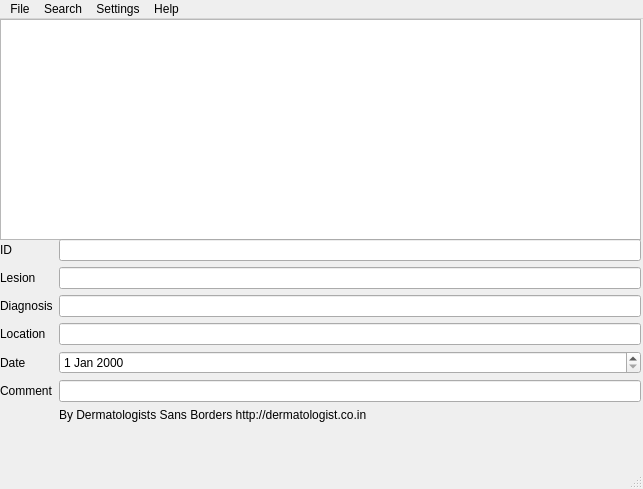
The window that DITagger/windows.ui (dermatologist/dermatology-image-tagger) describes before a commit, drawn with Qt 5.
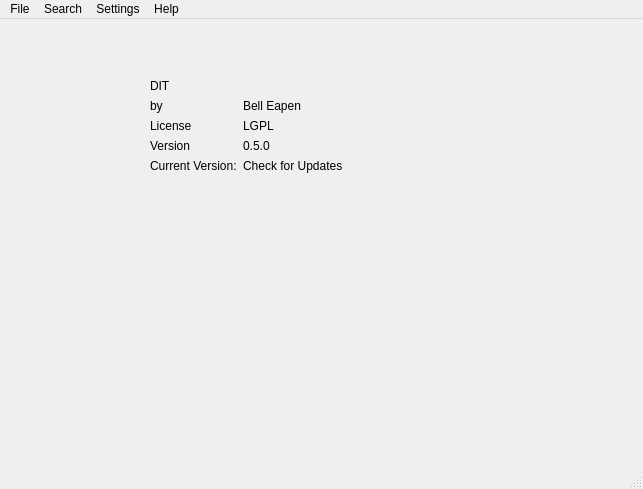
The same window after the commit.

```diff
--- a/DITagger/windows.ui
+++ b/DITagger/windows.ui
@@ -26,6 +26,9 @@
     <layout class="QVBoxLayout" name="verticalLayout">
      <item>
       <widget class="QStackedWidget" name="stackedWidget">
+       <property name="currentIndex">
+        <number>3</number>
+       </property>
        <widget class="QWidget" name="FileWidget">
         <widget class="QWidget" name="verticalLayoutWidget_2">
          <property name="geometry">
@@ -175,7 +178,148 @@
            <widget class="QGraphicsView" name="graphicsView"/>
           </item>
           <item>
-           <widget class="QTableWidget" name="tableWidget"/>
+           <widget class="QTableWidget" name="searchTable2"/>
+          </item>
+         </layout>
+        </widget>
+        <widget class="QProgressBar" name="searchProgressBar">
+         <property name="geometry">
+          <rect>
+           <x>0</x>
+           <y>410</y>
+           <width>118</width>
+           <height>23</height>
+          </rect>
+         </property>
+         <property name="value">
+          <number>24</number>
+         </property>
+        </widget>
+       </widget>
+       <widget class="QWidget" name="SettingsWidget">
+        <widget class="QWidget" name="verticalLayoutWidget_5">
+         <property name="geometry">
+          <rect>
+           <x>-1</x>
+           <y>-1</y>
+           <width>641</width>
+           <height>441</height>
+          </rect>
+         </property>
+         <layout class="QVBoxLayout" name="verticalLayout_3">
+          <item>
+           <widget class="QPushButton" name="chooseFolderButton">
+            <property name="text">
+             <string>Choose Folder to Add to Search Path</string>
+            </property>
+           </widget>
+          </item>
+          <item>
+           <widget class="QLineEdit" name="lineEdit"/>
+          </item>
+          <item>
+           <widget class="QListWidget" name="listWidget"/>
+          </item>
+          <item>
+           <widget class="QPushButton" name="loadSettingButton">
+            <property name="text">
+             <string>Load Setting</string>
+            </property>
+           </widget>
+          </item>
+          <item>
+           <widget class="QPushButton" name="saveSettingButton">
+            <property name="text">
+             <string>Save Settings</string>
+            </property>
+           </widget>
+          </item>
+         </layout>
+        </widget>
+       </widget>
+       <widget class="QWidget" name="helpWidget">
+        <widget class="QWidget" name="formLayoutWidget_2">
+         <property name="geometry">
+          <rect>
+           <x>150</x>
+           <y>60</y>
+           <width>361</width>
+           <height>261</height>
+          </rect>
+         </property>
+         <layout class="QFormLayout" name="formLayout">
+          <property name="fieldGrowthPolicy">
+           <enum>QFormLayout::AllNonFixedFieldsGrow</enum>
+          </property>
+          <item row="0" column="0">
+           <widget class="QLabel" name="helpNameLbl">
+            <property name="text">
+             <string>DIT</string>
+            </property>
+           </widget>
+          </item>
+          <item row="1" column="0">
+           <widget class="QLabel" name="label_8">
+            <property name="text">
+             <string>by</string>
+            </property>
+           </widget>
+          </item>
+          <item row="1" column="1">
+           <widget class="QLabel" name="helpAuthorLbl">
+            <property name="text">
+             <string>Bell Eapen</string>
+            </property>
+           </widget>
+          </item>
+          <item row="2" column="0">
+           <widget class="QLabel" name="label_10">
+            <property name="text">
+             <string>License</string>
+            </property>
+           </widget>
+          </item>
+          <item row="2" column="1">
+           <widget class="QLabel" name="helpLicenseLbl">
+            <property name="text">
+             <string>LGPL</string>
+            </property>
+           </widget>
+          </item>
+          <item row="3" column="0">
+           <widget class="QLabel" name="label_9">
+            <property name="text">
+             <string>Version</string>
+            </property>
+           </widget>
+          </item>
+          <item row="3" column="1">
+           <widget class="QLabel" name="helpVersionLbl">
+            <property name="text">
+             <string>0.5.0</string>
+            </property>
+           </widget>
+          </item>
+          <item row="5" column="0">
+           <widget class="QLabel" name="label_11">
+            <property name="text">
+             <string>Current Version:</string>
+            </property>
+           </widget>
+          </item>
+          <item row="5" column="1">
+           <widget class="QLabel" name="helpUpdateLbl">
+            <property name="text">
+             <string>Check for Updates</string>
+            </property>
+           </widget>
+          </item>
+          <item row="6" column="0">
+           <widget class="QLabel" name="label_12">
+            <property name="text">
+             <string/>
+            </property>
+           </widget>
           </item>
          </layout>
         </widget>
```
Left out of the diff: 8 changed lines with no effect on the pictures.
